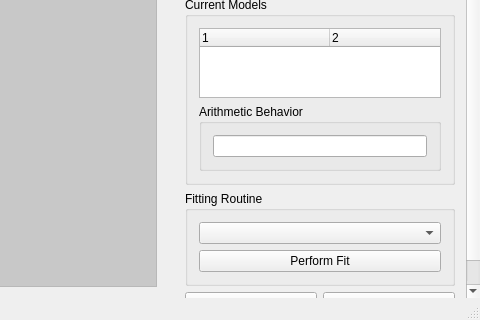
Qt form pyfocal/ui/qt/uic/source/mainwindow.ui (astropy/specutils) before a commit; both pictures show x 800 to 1280 and y 400 to 720 of the 1280 by 720 pixel window.
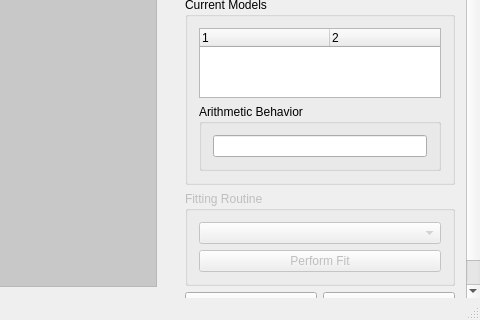
The same form after that commit. Icons and pictures are not drawn.

```diff
--- a/pyfocal/ui/qt/uic/source/mainwindow.ui
+++ b/pyfocal/ui/qt/uic/source/mainwindow.ui
@@ -614,6 +614,9 @@
          </item>
          <item>
           <widget class="QGroupBox" name="groupBox_5">
+           <property name="enabled">
+            <bool>false</bool>
+           </property>
            <property name="title">
             <string>Fitting Routine</string>
            </property>
```
